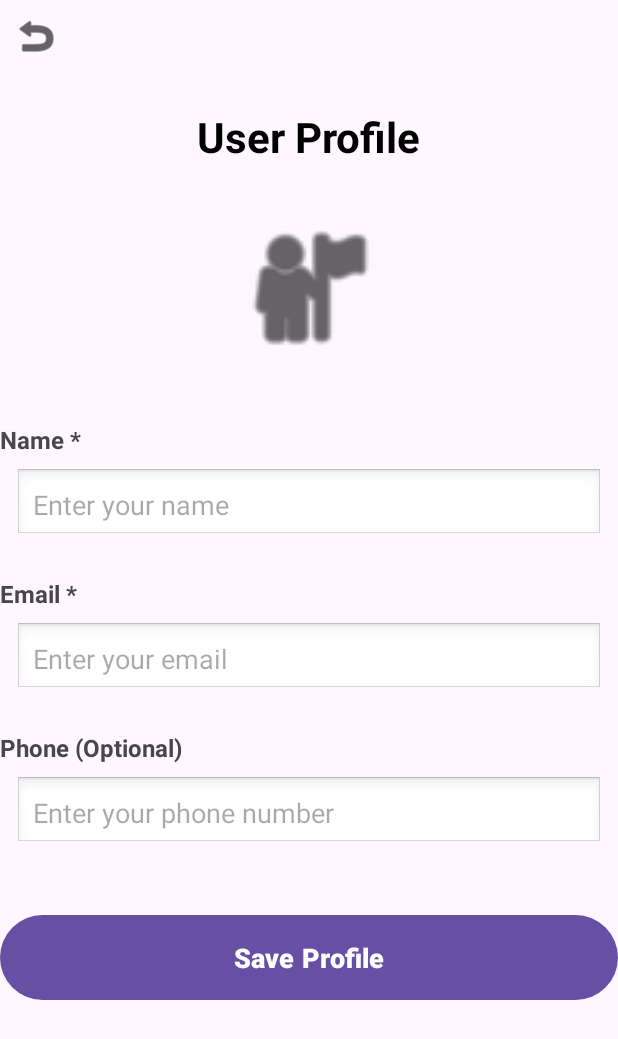
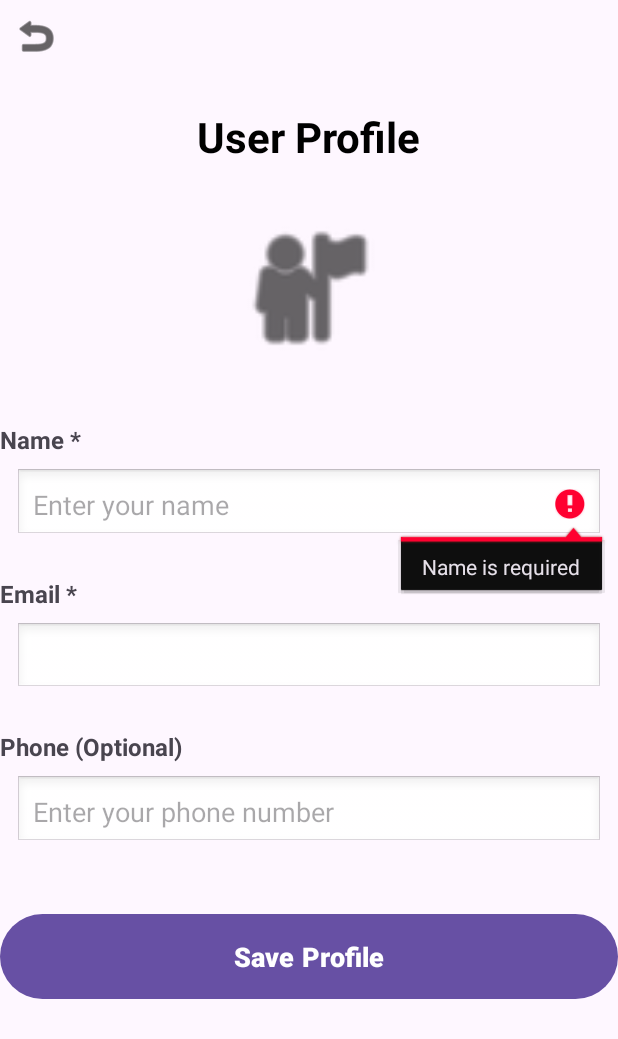
Before and after one commit to CMPUT301F25zephyr/zephyr-lottery, an Android app: the UserProfileActivity screen opened directly, with no data from a screen before it, after a tap on "Save Profile", on a phone screen of 412 x 824 dp. Shown: the top 1039 px of the screen. Run offline under Robolectric (Android 15) with nearby library versions, the phone set to English and light mode, and no system bars; our stand-ins replace Firebase (no records; nobody signed in at launch, a user with empty details on screens opened directly); 3 statements that could not run were skipped.

Commit message:
added fetching user data + saving edits, missing appropriate validation

```diff
--- a/code/app/src/main/java/com/example/zephyr_lottery/activities/UserProfileActivity.java
+++ b/code/app/src/main/java/com/example/zephyr_lottery/activities/UserProfileActivity.java
@@ -1,10 +1,12 @@
 package com.example.zephyr_lottery.activities;
 
 import android.os.Bundle;
+import android.util.Log;
 import android.view.View;
 import android.widget.Button;
 import android.widget.EditText;
 import android.widget.ImageButton;
+import android.widget.TextView;
 import android.widget.Toast;
 
 import androidx.activity.EdgeToEdge;
@@ -14,11 +16,22 @@ import androidx.core.view.ViewCompat;
 import androidx.core.view.WindowInsetsCompat;
 
 import com.example.zephyr_lottery.R;
+import com.example.zephyr_lottery.UserProfile;
+import com.google.firebase.auth.FirebaseAuth;
+import com.google.firebase.firestore.FirebaseFirestore;
 
 public class UserProfileActivity extends AppCompatActivity {
+    // can be omitted later by creating a separate class for the firebase connection
+    private FirebaseFirestore db;
+    private FirebaseAuth mAuth;
 
     private ImageButton btnBack;
-    private EditText etName, etEmail, etPhone;
+
+    // Name currently being the same object as username, will be changed later (or just change username to Name altogether)
+    private EditText etName, etPhone;
+
+    // Email currently a TextView, since it is being used as a login credential
+    private TextView etEmail;
     private Button btnSave;
 
     @Override
@@ -39,6 +52,31 @@ public class UserProfileActivity extends AppCompatActivity {
         etPhone = findViewById(R.id.etPhone);
         btnSave = findViewById(R.id.btnSave);
 
+        mAuth = FirebaseAuth.getInstance();
+        db = FirebaseFirestore.getInstance();
+
+        String currentUserEmail = mAuth.getCurrentUser().getEmail();
+
+        db.collection("accounts")
+                .document(currentUserEmail)
+                .get()
+                .addOnSuccessListener(documentSnapshot -> {
+                    UserProfile profile = documentSnapshot.toObject(UserProfile.class);
+
+                    // Use the profile data
+                    String username = profile.getUsername();
+                    String email = profile.getEmail();
+                    String phone = profile.getPhone();
+
+                    etName.setText(username);
+                    etEmail.setText(email);
+
+                    if (phone != null) {
+                        etPhone.setText(phone);
+                    }
+
+                });
+
         // Back button functionality
         btnBack.setOnClickListener(new View.OnClickListener() {
             @Override
@@ -51,9 +89,45 @@ public class UserProfileActivity extends AppCompatActivity {
         btnSave.setOnClickListener(new View.OnClickListener() {
             @Override
             public void onClick(View v) {
-                return;
+                saveUserProfile();
             }
         });
     }
 
+    private void saveUserProfile() {
+        // Get the edited values
+        String newUsername = etName.getText().toString().trim();
+        String newPhone = etPhone.getText().toString().trim();
+        String email = etEmail.getText().toString(); // Email doesn't change
+
+        // Basic validation
+        if (newUsername.isEmpty()) {
+            etName.setError("Name is required");
+            etName.requestFocus();
+            return;
+        }
+
+        // Get current user email
+        String currentUserEmail = mAuth.getCurrentUser().getEmail();
+
+        // Update only the fields that changed
+        db.collection("accounts")
+                .document(currentUserEmail)
+                .update(
+                        "username", newUsername,
+                        "phone", newPhone
+                )
+                .addOnSuccessListener(aVoid -> {
+                    Toast.makeText(UserProfileActivity.this,
+                            "Profile updated successfully!",
+                            Toast.LENGTH_SHORT).show();
+                    finish(); // Return to previous screen
+                })
+                .addOnFailureListener(e -> {
+                    Toast.makeText(UserProfileActivity.this,
+                            "Failed to update profile: " + e.getMessage(),
+                            Toast.LENGTH_SHORT).show();
+                    Log.e("UserProfile", "Error updating profile", e);
+                });
+    }
 }
--- a/code/app/src/main/res/layout/home_ent_activity.xml
+++ b/code/app/src/main/res/layout/home_ent_activity.xml
@@ -7,7 +7,6 @@
     android:layout_height="match_parent"
     tools:context=".activities.HomeEntActivity">
 
-    <!-- Profile Button in Top Right -->
     <ImageButton
         android:id="@+id/btnProfile"
         android:layout_width="48dp"
--- a/code/app/src/main/res/layout/user_profile.xml
+++ b/code/app/src/main/res/layout/user_profile.xml
@@ -85,7 +85,7 @@
         app:layout_constraintTop_toBottomOf="@id/etName" />
 
     <!-- Email Input -->
-    <EditText
+    <TextView
         android:id="@+id/etEmail"
         android:layout_width="0dp"
         android:layout_height="wrap_content"
@@ -93,8 +93,6 @@
         android:layout_marginTop="8dp"
         android:layout_marginEnd="10dp"
         android:background="@android:drawable/edit_text"
-        android:hint="Enter your email"
-        android:inputType="textEmailAddress"
         android:padding="12dp"
         app:layout_constraintEnd_toEndOf="parent"
         app:layout_constraintStart_toStartOf="parent"
```
Also changed, not shown: code/app/src/main/java/com/example/zephyr_lottery/UserProfile.java (+13 -0 lines).
